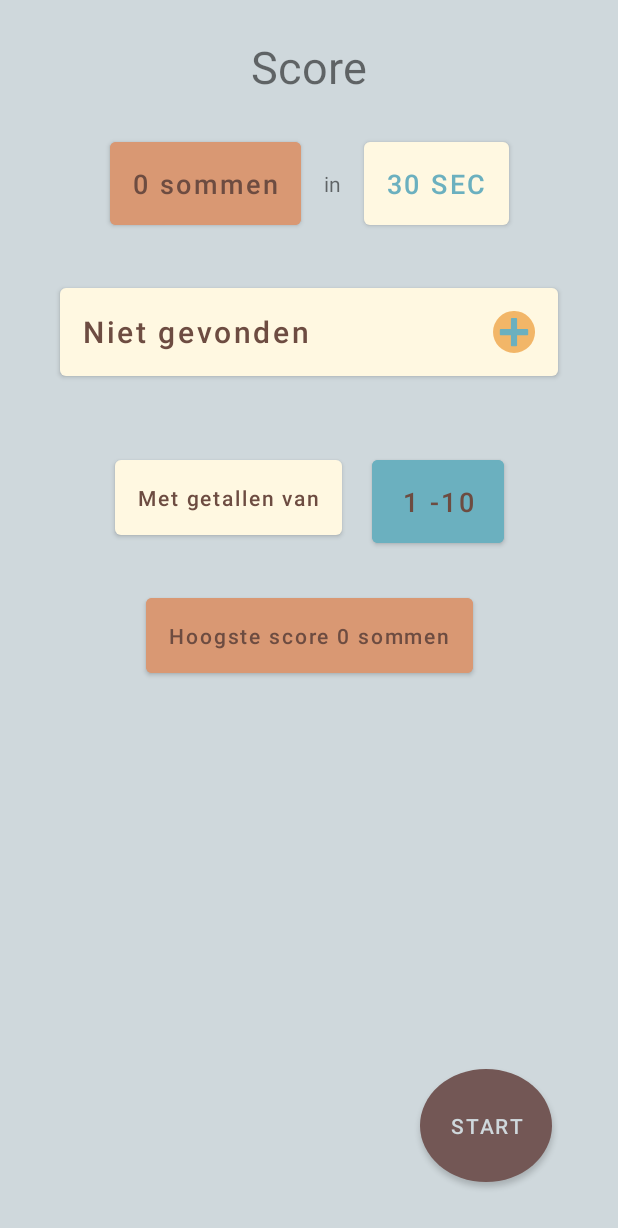
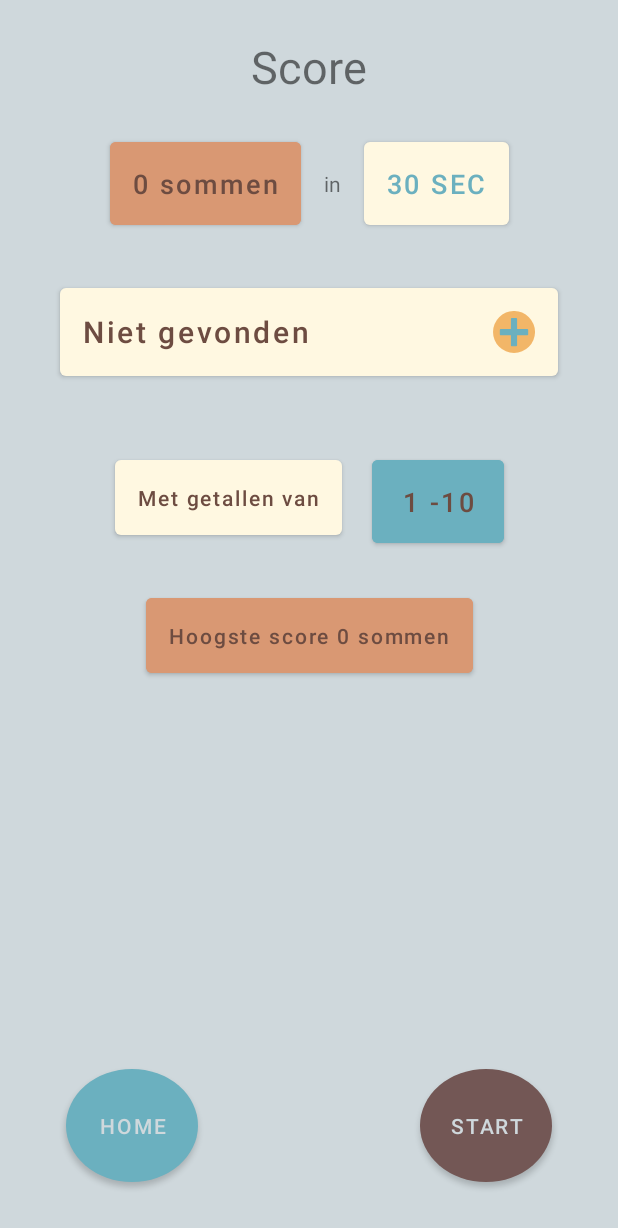
Before and after one commit to ITenF/MathTimeQuiz, an Android app: the ScoreFragment screen opened through its navigation route, on a phone screen of 412 x 824 dp. Shown: the top 1228 px of the screen. Run offline under Robolectric (Android 15) with nearby library versions, the phone set to English and light mode, and no system bars; 2 statements that could not run were skipped.

Commit message:
Added Home button to ScoreFragment to start game directly again

```diff
--- a/app/src/main/java/com/itenf/mathtimequiz/ui/main/ScoreFragment.java
+++ b/app/src/main/java/com/itenf/mathtimequiz/ui/main/ScoreFragment.java
@@ -40,6 +40,7 @@ public class ScoreFragment extends Fragment {
     private TextView highScoreBtn;
     private Button startGameBtn;
     private Button typeArithmOpImageBtn;
+    private Button homeButton;
 
 
     public static ScoreFragment newInstance() {
@@ -78,13 +79,20 @@ public class ScoreFragment extends Fragment {
         timeBtn = view.findViewById(R.id.timeBtn);
         numberRangeTxtView = view.findViewById(R.id.getallenVanBtn);
         startGameBtn = view.findViewById(R.id.startNewGameBtn);
+        homeButton = view.findViewById(R.id.homeBtn);
         highScoreBtn = view.findViewById(R.id.highScoreBtn);
         typeArithmOpImageBtn = view.findViewById(R.id.typeArithmOpImageBtn);
 
+        homeButton.setOnClickListener(new View.OnClickListener() {
+            @Override
+            public void onClick(View v) {
+                Navigation.findNavController(view).navigate(R.id.action_scoreFragment_to_chooseArithmeticOperationFragment);
+            }
+        });
         startGameBtn.setOnClickListener(new View.OnClickListener() {
             @Override
             public void onClick(View v) {
-                Navigation.findNavController(view).navigate(R.id.action_scoreFragment_to_chooseArithmeticOperationFragment);
+                Navigation.findNavController(view).navigate(R.id.action_scoreFragment_to_playFieldFragment);
             }
         });
 
--- a/app/src/main/res/layout/score_fragment.xml
+++ b/app/src/main/res/layout/score_fragment.xml
@@ -86,7 +86,7 @@
         android:textSize="18sp"
         app:layout_constraintEnd_toEndOf="parent"
         app:layout_constraintHorizontal_bias="0.5"
-        app:layout_constraintStart_toEndOf="@+id/button"
+        app:layout_constraintStart_toEndOf="@+id/txtGetallenVanButton"
         app:layout_constraintTop_toBottomOf="@+id/typeArithmOpImageBtn" />
 
     <Button
@@ -99,7 +99,7 @@
         android:textAllCaps="false"
         app:layout_constraintEnd_toEndOf="parent"
         app:layout_constraintStart_toStartOf="parent"
-        app:layout_constraintTop_toBottomOf="@+id/button" />
+        app:layout_constraintTop_toBottomOf="@+id/txtGetallenVanButton" />
 
     <Button
         android:id="@+id/startNewGameBtn"
@@ -115,7 +115,7 @@
         app:layout_constraintEnd_toEndOf="parent" />
 
     <Button
-        android:id="@+id/button"
+        android:id="@+id/txtGetallenVanButton"
         android:layout_width="wrap_content"
         android:layout_height="wrap_content"
         android:layout_marginTop="44dp"
@@ -128,4 +128,18 @@
         app:layout_constraintStart_toStartOf="parent"
         app:layout_constraintTop_toBottomOf="@+id/typeArithmOpImageBtn" />
 
+    <Button
+        android:id="@+id/homeBtn"
+        style="@style/buttonHomeNewGame"
+        android:layout_width="wrap_content"
+        android:layout_height="wrap_content"
+        android:layout_marginStart="44dp"
+        android:layout_marginBottom="36dp"
+        android:background="@drawable/circle"
+        android:backgroundTint="@color/blueGreen"
+        android:text="@string/home"
+        android:textColor="@color/backgroundColor"
+        app:layout_constraintBottom_toBottomOf="parent"
+        app:layout_constraintStart_toStartOf="parent" />
+
 </androidx.constraintlayout.widget.ConstraintLayout>
--- a/app/src/main/res/navigation/nav_graph.xml
+++ b/app/src/main/res/navigation/nav_graph.xml
@@ -49,5 +49,8 @@
         <action
             android:id="@+id/action_scoreFragment_to_chooseArithmeticOperationFragment"
             app:destination="@id/chooseArithmeticOperationFragment" />
+        <action
+            android:id="@+id/action_scoreFragment_to_playFieldFragment"
+            app:destination="@id/playFieldFragment" />
     </fragment>
 </navigation>
--- a/app/src/main/res/values/strings.xml
+++ b/app/src/main/res/values/strings.xml
@@ -71,4 +71,5 @@
     <string name="nieuweHoogsteScore">NIEUWE hoogste score</string>
     <string name="hoogsteScoreTotNuToe">Hoogste score tot nu toe:</string>
     <string name="mathspeed">MathSpeed</string>
+    <string name="home">home</string>
 </resources>
--- a/app/src/main/res/values/styles.xml
+++ b/app/src/main/res/values/styles.xml
@@ -79,6 +79,10 @@
         <item name="backgroundTint">@color/purpleBrown</item>
     </style>
 
+    <style name="buttonHomeNewGame" parent="Widget.MaterialComponents.Button">
+        <item name="backgroundTint">@color/blueGreen</item>
+    </style>
+
     <style name="textViewBlueGreenBackground" parent="Widget.MaterialComponents.TextView">
         <item name="android:textColor">@color/blueGreen</item>
 
```
